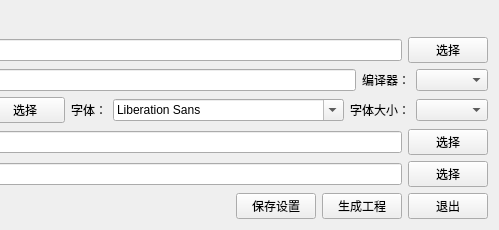
Old version of the form MainWidget.ui in the repository taynpg/quick-cpp; both pictures show x 243 to 742 and y 0 to 230 of the 742 by 230 pixel window.
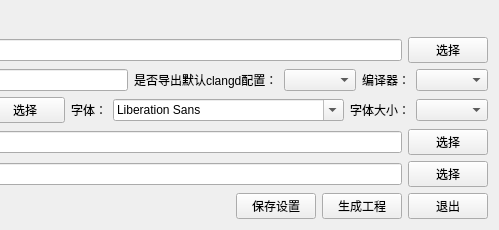
New version of the form.

Commit message: 添加导出clangd默认配置功能

```diff
--- a/MainWidget.ui
+++ b/MainWidget.ui
@@ -80,6 +80,16 @@
      <item>
       <widget class="QLineEdit" name="edProjectName"/>
      </item>
+     <item>
+      <widget class="QLabel" name="label_10">
+       <property name="text">
+        <string>是否导出默认clangd配置：</string>
+       </property>
+      </widget>
+     </item>
+     <item>
+      <widget class="QComboBox" name="cbExportClangdConfig"/>
+     </item>
      <item>
       <widget class="QLabel" name="label_5">
        <property name="text">
```
The commit also changes 8 other files.
